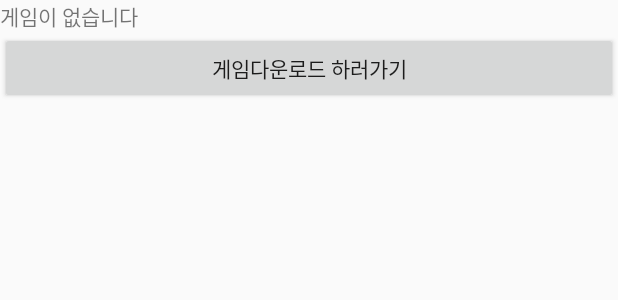
After one commit to geniewoo/TxT, an Android app: the layout layout_widget.xml on its own in the app's theme, with its tools: preview values and no code run, on a phone screen of 412 x 824 dp. The commit adds this screen. Shown: the top 300 px of the screen. Run offline under Robolectric (Android 15) with nearby library versions, the phone set to English and light mode, and no system bars.

Commit message:
making widget

```diff
--- a/WidgetGame/app/src/main/java/com/sungwoo/boostcamp/widgetgame/make_game/MakeGameInfoActivity.java
+++ b/WidgetGame/app/src/main/java/com/sungwoo/boostcamp/widgetgame/make_game/MakeGameInfoActivity.java
@@ -114,7 +114,9 @@ public class MakeGameInfoActivity extends AppCompatActivity {
     @Override
     protected void onDestroy() {
         super.onDestroy();
-        mRealm.close();
+        if (mRealm != null) {
+            mRealm.close();
+        }
     }
 
     @Override
--- a/WidgetGame/app/src/main/java/com/sungwoo/boostcamp/widgetgame/make_game/MakeGameMenuActivity.java
+++ b/WidgetGame/app/src/main/java/com/sungwoo/boostcamp/widgetgame/make_game/MakeGameMenuActivity.java
@@ -152,6 +152,8 @@ public class MakeGameMenuActivity extends AppCompatActivity {
     @Override
     protected void onDestroy() {
         super.onDestroy();
-        mRealm.close();
+        if (mRealm != null) {
+            mRealm.close();
+        }
     }
 }
--- a/WidgetGame/app/src/main/java/com/sungwoo/boostcamp/widgetgame/make_game/MakeGamePageActivity.java
+++ b/WidgetGame/app/src/main/java/com/sungwoo/boostcamp/widgetgame/make_game/MakeGamePageActivity.java
@@ -267,7 +267,7 @@ public class MakeGamePageActivity extends AppCompatActivity {
                     }
                 }
             }
-            if (count < 2) {
+            if (count < 1) {
                 Toast.makeText(this, R.string.MAKE_GAME_PAGE_SELECTIONS_ARE_NOT_ENOUGH, Toast.LENGTH_SHORT).show();
                 return false;
             }
@@ -387,6 +387,8 @@ public class MakeGamePageActivity extends AppCompatActivity {
     @Override
     protected void onDestroy() {
         super.onDestroy();
-        mRealm.close();
+        if (mRealm != null) {
+            mRealm.close();
+        }
     }
 }
--- /dev/null
+++ b/WidgetGame/app/src/main/res/layout/layout_widget.xml
@@ -0,0 +1,166 @@
+<?xml version="1.0" encoding="utf-8"?>
+<LinearLayout xmlns:android="http://schemas.android.com/apk/res/android"
+    android:layout_width="match_parent"
+    android:layout_height="match_parent"
+    android:orientation="vertical">
+
+    <LinearLayout
+        android:id="@+id/widget_no_game_lo"
+        android:orientation="vertical"
+        android:layout_width="match_parent"
+        android:layout_height="wrap_content">
+
+        <TextView
+            android:layout_width="match_parent"
+            android:layout_height="wrap_content"
+            android:text="게임이 없습니다" />
+
+        <Button
+            android:layout_width="match_parent"
+            android:layout_height="wrap_content"
+            android:text="게임다운로드 하러가기"/>
+    </LinearLayout>
+
+    <LinearLayout
+        android:id="@+id/widget_play_lo"
+        android:layout_width="match_parent"
+        android:layout_height="wrap_content"
+        android:orientation="vertical"
+        android:visibility="gone">
+
+        <LinearLayout
+            android:layout_width="match_parent"
+            android:layout_height="wrap_content"
+            android:orientation="horizontal">
+
+            <Button
+                android:id="@+id/widget_flipper_btn"
+                android:layout_width="wrap_content"
+                android:layout_height="wrap_content"
+                android:text="FlipperBtn1" />
+        </LinearLayout>
+
+        <ViewFlipper
+            android:id="@+id/widget_flipper"
+            android:layout_width="match_parent"
+            android:layout_height="wrap_content"
+            android:inAnimation="@android:anim/slide_in_left"
+            android:outAnimation="@android:anim/slide_out_right">
+
+            <LinearLayout
+                android:layout_width="match_parent"
+                android:layout_height="wrap_content"
+                android:orientation="vertical">
+
+                <FrameLayout
+                    android:layout_width="match_parent"
+                    android:layout_height="wrap_content">
+
+                    <ImageView
+                        android:id="@+id/widget_image_iv"
+                        android:layout_width="match_parent"
+                        android:layout_height="150dp" />
+
+                    <TextView
+                        android:id="@+id/widget_image_tv"
+                        android:layout_width="wrap_content"
+                        android:layout_height="150dp"
+                        android:layout_gravity="center"
+                        android:text="테스트중입니다" />
+                </FrameLayout>
+
+                <LinearLayout
+                    android:id="@+id/widget_game_info_lo"
+                    android:layout_width="match_parent"
+                    android:layout_height="wrap_content"
+                    android:orientation="vertical">
+
+                    <TextView
+                        android:id="@+id/widget_game_info_title_tv"
+                        android:layout_width="match_parent"
+                        android:layout_height="wrap_content" />
+
+                    <TextView
+                        android:id="@+id/widget_game_info_description_tv"
+                        android:layout_width="match_parent"
+                        android:layout_height="wrap_content" />
+
+                    <TextView
+                        android:id="@+id/widget_game_info_maker_tv"
+                        android:layout_width="match_parent"
+                        android:layout_height="wrap_content" />
+
+                    <TextView
+                        android:id="@+id/widget_game_info_email_tv"
+                        android:layout_width="match_parent"
+                        android:layout_height="wrap_content" />
+                    <Button
+                        android:id="@+id/widget_game_info_start_game_btn"
+                        android:layout_width="match_parent"
+                        android:layout_height="wrap_content"
+                        android:text="게임 시작"/>
+                </LinearLayout>
+
+                <FrameLayout
+                    android:id="@+id/widget_playing_game_no_selections_lo"
+                    android:layout_width="match_parent"
+                    android:layout_height="wrap_content"
+                    android:visibility="gone">
+
+                    <Button
+                        android:layout_width="match_parent"
+                        android:layout_height="wrap_content"
+                        android:text="다음페이지로" />
+                </FrameLayout>
+
+                <LinearLayout
+                    android:id="@+id/widget_playing_game_selections_lo"
+                    android:layout_width="match_parent"
+                    android:layout_height="wrap_content"
+                    android:orientation="vertical"
+                    android:visibility="gone">
+
+                    <Button
+                        android:id="@+id/widget_playing_game_selection1"
+                        android:layout_width="match_parent"
+                        android:layout_height="wrap_content"
+                        android:text="테스트중입니다" />
+
+                    <Button
+                        android:id="@+id/widget_playing_game_selection2"
+                        android:layout_width="match_parent"
+                        android:layout_height="wrap_content"
+                        android:text="테스트중입니다" />
+
+                    <Button
+                        android:id="@+id/widget_playing_game_selection3"
+                        android:layout_width="match_parent"
+                        android:layout_height="wrap_content"
+                        android:text="테스트중입니다" />
+
+                    <Button
+                        android:id="@+id/widget_playing_game_selection4"
+                        android:layout_width="match_parent"
+                        android:layout_height="wrap_content"
+                        android:text="테스트중입니다" />
+                </LinearLayout>
+            </LinearLayout>
+
+            <LinearLayout
+                android:layout_width="match_parent"
+                android:layout_height="wrap_content"
+                android:orientation="vertical">
+
+                <Button
+                    android:layout_width="wrap_content"
+                    android:layout_height="wrap_content"
+                    android:text="게임시작하기" />
+
+                <Button
+                    android:layout_width="wrap_content"
+                    android:layout_height="wrap_content"
+                    android:text="다른게임하기" />
+            </LinearLayout>
+        </ViewFlipper>
+    </LinearLayout>
+</LinearLayout>
--- a/WidgetGame/app/src/main/res/values/strings.xml
+++ b/WidgetGame/app/src/main/res/values/strings.xml
@@ -17,6 +17,9 @@
     <string name="PREF_MAKE_GAME" translatable="false">PREF_MAKE_GAME</string>
     <string name="PREF_MAKE_GAME_MAX_INDEX" translatable="false">PREF_MAKE_GAME_MAX_INDEX</string>
     <string name="PREF_MAKE_GAME_IS_EXISTS" translatable="false">PREF_MAKE_GAME_IS_EXISTS</string>
+
+    <string name="PREF_PLAY_GAME" translatable="false">PREF_PLAY_GAME</string>
+    <string name="PREF_PLAY_GAME_INDEX" translatable="false">PREF_PLAY_GAME_INDEX</string>
 
     <!-- activity_login -->
     <string name="LOGIN_LOGIN">로그인</string>
@@ -82,7 +85,7 @@
 
     <string name="MAKE_GAME_PAGE_TITLE_IS_INVALID">제목은 1 이상 15 이하의 문자로 작성해 주세요</string>
     <string name="MAKE_GAME_PAGE_DESCRIPTION_IS_INVALID">내용은 1 이상 400 이하의 문자로 작성해 주세요</string>
-    <string name="MAKE_GAME_PAGE_SELECTIONS_ARE_NOT_ENOUGH">선택지는 2개이상 선택해 주세요</string>
+    <string name="MAKE_GAME_PAGE_SELECTIONS_ARE_NOT_ENOUGH">선택지는 1개이상 선택해 주세요</string>
     <string name="MAKE_GAME_PAGE_NO_SELECTIONS_INDEX">선택지 index가 지정되어있지 않습니다</string>
     <string name="MAKE_GAME_PAGE_NO_SELECTIONS_TEXT">선택지 내용이 없습니다</string>
 
--- a/WidgetGame/app/src/main/res/xml/widget_provider.xml
+++ b/WidgetGame/app/src/main/res/xml/widget_provider.xml
@@ -1,7 +1,7 @@
 <?xml version="1.0" encoding="utf-8"?>
 <appwidget-provider xmlns:android="http://schemas.android.com/apk/res/android"
-                    android:initialLayout="@layout/widget_layout"
-                    android:minHeight="180dp"
+                    android:initialLayout="@layout/layout_widget"
+                    android:minHeight="300dp"
                     android:minWidth="250dp"
                     android:resizeMode="horizontal|vertical"
                     android:updatePeriodMillis="180000">
```
Also changed, not shown: WidgetGame/app/src/main/java/com/sungwoo/boostcamp/widgetgame/CommonUtility/ImageUtility.java (+10 -0 lines), WidgetGame/app/src/main/java/com/sungwoo/boostcamp/widgetgame/widget/TxTWidget.java (+139 -30 lines), WidgetGame/app/src/main/res/layout/widget_layout.xml (deleted, +0 -91 lines).
